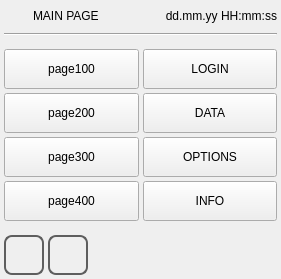
The window that qt_library/ATCMsystem/menu.ui (MECTsrl/mect_plugins) describes before a commit, drawn with Qt 5.
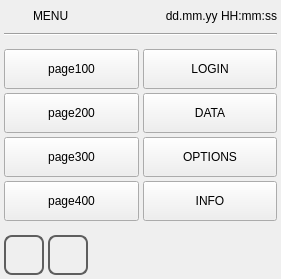
The same window after the commit. Icons and pictures are not drawn.

Commit message: menu page title

What changed in the file:
```diff
--- a/qt_library/ATCMsystem/menu.ui
+++ b/qt_library/ATCMsystem/menu.ui
@@ -77,7 +77,7 @@
         <enum>Qt::NoFocus</enum>
        </property>
        <property name="text">
-        <string>MAIN PAGE</string>
+        <string>MENU</string>
        </property>
       </widget>
      </item>
```
